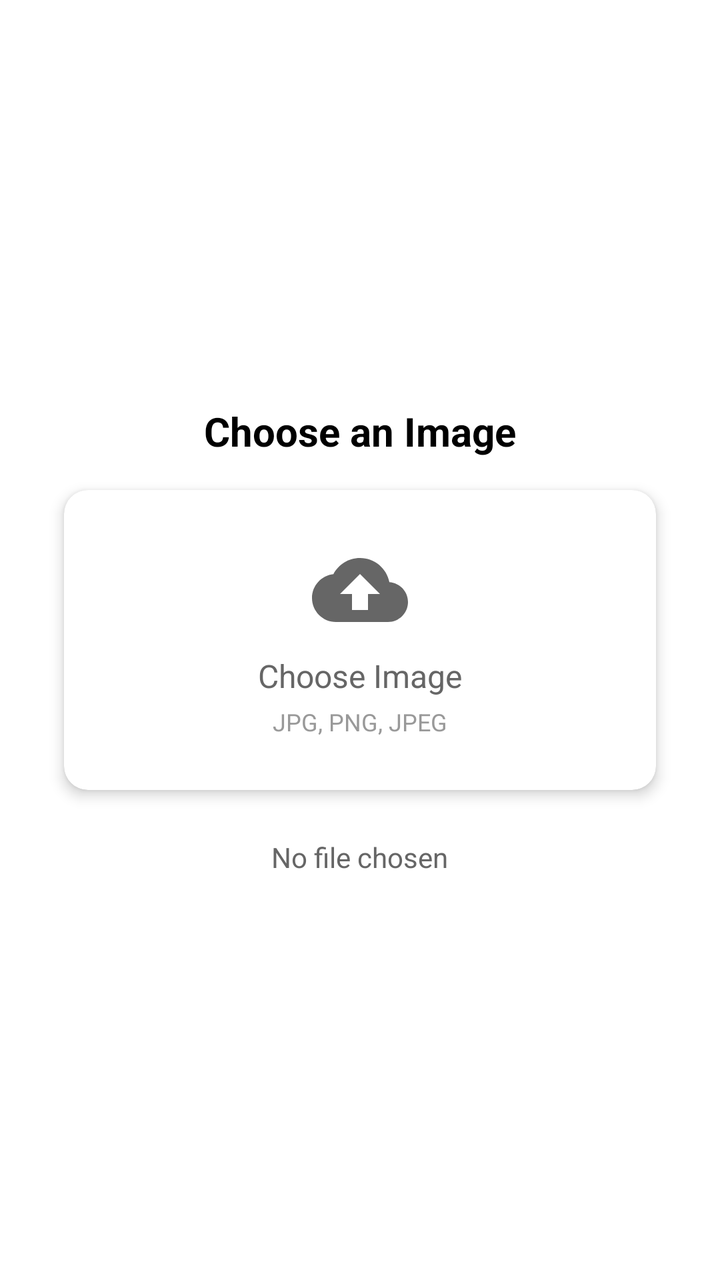
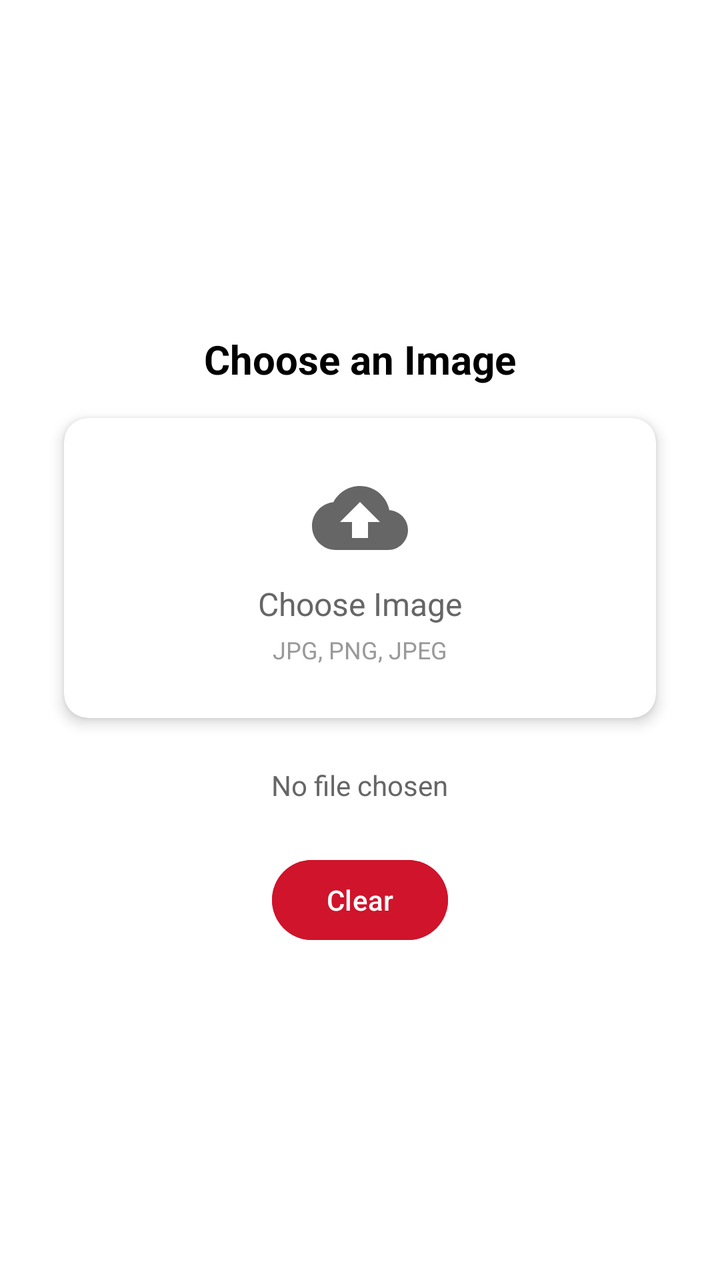

Screens rendered from an Android XML layout before and after an edit, with the pre-edit source and the edit as a unified diff.
<!-- AndroidManifest.xml: application theme Theme.AGRODSS -->
<!-- res/layout/fragment_recommendation.xml -->
<?xml version="1.0" encoding="utf-8"?>
<LinearLayout xmlns:android="http://schemas.android.com/apk/res/android"
    xmlns:app="http://schemas.android.com/apk/res-auto"
    android:layout_width="match_parent"
    android:layout_height="match_parent"
    android:background="@color/white"
    android:gravity="center"
    android:orientation="vertical"
    android:padding="16dp">

    <ImageView
        android:id="@+id/imagePreview"
        android:layout_width="240dp"
        android:layout_height="240dp"
        android:layout_marginBottom="24dp"
        android:background="@drawable/image_placeholder_bg"
        android:scaleType="centerCrop"
        android:visibility="gone" />

    <TextView
        android:id="@+id/choose"
        android:layout_width="wrap_content"
        android:layout_height="wrap_content"
        android:text="Choose an Image"
        android:textColor="#000000"
        android:textSize="20sp"
        android:textStyle="bold" />

    <androidx.cardview.widget.CardView
        android:id="@+id/uploadCard"
        android:layout_width="match_parent"
        android:layout_height="150dp"
        android:layout_margin="16dp"
        android:clickable="true"
        android:focusable="true"
        android:foreground="?android:attr/selectableItemBackground"
        app:cardCornerRadius="12dp"
        app:cardElevation="4dp">

        <LinearLayout
            android:layout_width="match_parent"
            android:layout_height="match_parent"
            android:gravity="center"
            android:orientation="vertical">

            <ImageView
                android:layout_width="48dp"
                android:layout_height="48dp"
                android:src="@drawable/ic_upload"
                app:tint="#666" />

            <TextView
                android:layout_width="wrap_content"
                android:layout_height="wrap_content"
                android:layout_marginTop="8dp"
                android:text="Choose Image"
                android:textColor="#666"
                android:textSize="16sp" />

            <TextView
                android:layout_width="wrap_content"
                android:layout_height="wrap_content"
                android:layout_marginTop="4dp"
                android:text="JPG, PNG, JPEG"
                android:textColor="#999"
                android:textSize="12sp" />
        </LinearLayout>
    </androidx.cardview.widget.CardView>

    <TextView
        android:id="@+id/fileNameText"
        android:layout_width="wrap_content"
        android:layout_height="wrap_content"
        android:layout_marginTop="8dp"
        android:text="No file chosen"
        android:textColor="#666"
        android:textSize="14sp" />

    <TextView
        android:id="@+id/result"
        android:layout_width="wrap_content"
        android:layout_height="wrap_content"
        android:text="The result is"
        android:textColor="#000000"
        android:textSize="20sp"
        android:textStyle="bold"
        android:visibility="gone" />

    <ScrollView
        android:layout_width="match_parent"
        android:layout_height="260dp"
        android:visibility="gone">

        <TextView
            android:layout_width="match_parent"
            android:layout_height="wrap_content"
            android:padding="3dp"
            android:text="The textview is only for showing the result"
            android:textColor="@color/black"
            android:textSize="14sp" />
    </ScrollView>

    <com.google.android.material.button.MaterialButton
        android:id="@+id/uploadButton"
        style="@style/Widget.Material3.Button"
        android:layout_width="wrap_content"
        android:layout_height="wrap_content"
        android:layout_marginTop="24dp"
        android:text="Upload"
        android:visibility="gone" />
</LinearLayout>
<!-- resources referenced by this layout -->
<resources>
  <color name="black">#FF000000</color>
  <color name="white">#FFFFFFFF</color>
  <!-- drawable ic_upload (drawable) -->
  <vector xmlns:android="http://schemas.android.com/apk/res/android"
      android:width="24dp"
      android:height="24dp"
      android:viewportWidth="24"
      android:viewportHeight="24">
      <path
          android:fillColor="@android:color/white"
          android:pathData="M19.35,10.04C18.67,6.59 15.64,4 12,4C9.11,4 6.6,5.64 5.35,8.04C2.34,8.36 0,10.91 0,14c0,3.31 2.69,6 6,6h13c2.76,0 5,-2.24 5,-5C24,12.36 21.95,10.22 19.35,10.04zM14,13v4h-4v-4H7l5,-5 5,5H14z" />
  </vector>
  <!-- drawable image_placeholder_bg (drawable) -->
  <?xml version="1.0" encoding="utf-8"?>
  <shape xmlns:android="http://schemas.android.com/apk/res/android"
      android:shape="rectangle">
      <stroke
          android:width="1dp"
          android:color="#DDD" />
      <corners android:radius="8dp" />
  </shape>
  <style name="Theme.AGRODSS" parent="Base.Theme.AGRODSS" />
  <style name="Base.Theme.AGRODSS" parent="Theme.Material3.DayNight.NoActionBar">
          
          <item name="colorPrimary">@color/primary_color</item>
          <item name="colorSecondaryContainer">@color/main_color</item>
          <item name="colorOnSecondaryContainer">@color/nav_item_color</item>
      </style>
  <color name="primary_color">#2E7D32</color>
  <color name="main_color">#D1E7DD</color>
  <color name="nav_item_color">#333333</color>
</resources>

<!-- the commit's change to res/layout/fragment_recommendation.xml (unified diff, before → after) -->
@@ -87,17 +87,27 @@
         android:visibility="gone" />
 
     <ScrollView
+        android:id="@+id/scrollView"
         android:layout_width="match_parent"
         android:layout_height="260dp"
         android:visibility="gone">
 
-        <TextView
+        <LinearLayout
             android:layout_width="match_parent"
-            android:layout_height="wrap_content"
-            android:padding="3dp"
-            android:text="The textview is only for showing the result"
-            android:textColor="@color/black"
-            android:textSize="14sp" />
+            android:layout_height="match_parent"
+            android:orientation="vertical">
+
+            <TextView
+                android:id="@+id/resultText"
+                android:layout_width="match_parent"
+                android:layout_height="wrap_content"
+                android:layout_marginTop="16dp"
+                android:lineSpacingExtra="4dp"
+                android:textColor="@color/black"
+                android:textSize="14sp"
+                android:visibility="gone" />
+        </LinearLayout>
+
     </ScrollView>
 
     <com.google.android.material.button.MaterialButton
@@ -108,4 +118,12 @@
         android:layout_marginTop="24dp"
         android:text="Upload"
         android:visibility="gone" />
+    <com.google.android.material.button.MaterialButton
+        android:id="@+id/uploadButton"
+        android:backgroundTint="#CF142B"
+        android:layout_width="wrap_content"
+        android:layout_height="wrap_content"
+        android:layout_marginTop="24dp"
+        android:text="Clear"
+        android:visibility="visible" />
 </LinearLayout>
